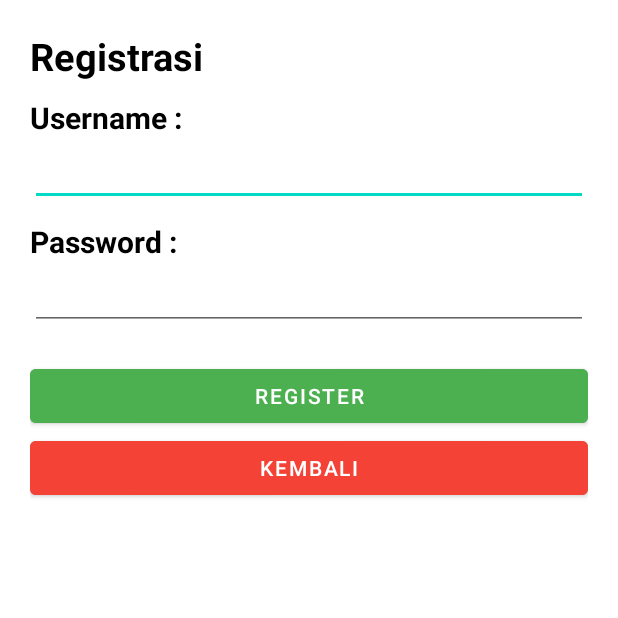
After one commit to faridazizw/BukuKasNusantara, an Android app: the RegisterActivity screen opened directly, with no data from a screen before it, on a phone screen of 412 x 824 dp, the top half of it. The commit adds this screen. Run offline under Robolectric (Android 15) with nearby library versions, the phone set to English and light mode, and no system bars.

Commit message:
all done

```diff
--- /dev/null
+++ b/app/src/main/java/com/faridaziz/sqlite1/RegisterActivity.kt
@@ -0,0 +1,67 @@
+package com.faridaziz.sqlite1
+
+import android.content.Intent
+import androidx.appcompat.app.AppCompatActivity
+import android.os.Bundle
+import android.view.View
+import android.widget.Button
+import android.widget.EditText
+import android.widget.Toast
+
+class RegisterActivity : AppCompatActivity(), View.OnClickListener {
+
+    lateinit var rg_username : EditText
+    lateinit var rg_password : EditText
+
+    override fun onCreate(savedInstanceState: Bundle?) {
+        super.onCreate(savedInstanceState)
+        setContentView(R.layout.activity_register)
+
+        rg_username  = findViewById(R.id.rg_username)
+        rg_password = findViewById(R.id.rg_password)
+
+        val btn_kembali : Button = findViewById(R.id.btn_kembali)
+        val btn_register : Button = findViewById(R.id.btn_simpanRegister)
+
+        btn_kembali.setOnClickListener(this)
+        btn_register.setOnClickListener(this)
+    }
+
+    override fun onClick(p0: View?) {
+        when (p0?.id){
+            R.id.btn_simpanRegister ->{
+                val db = Helper(this@RegisterActivity, null)
+
+                val username = rg_username.text.toString()
+                val password = rg_password.text.toString()
+
+                var isEmptyFields = false
+
+                if (username.isEmpty()) {
+                    isEmptyFields = true
+                    rg_username.error = "Masukan username anda"
+                }
+                if (password.isEmpty()) {
+                    isEmptyFields = true
+                    rg_password.error = "Masukan password anda"
+                }
+
+                if (!isEmptyFields) {
+
+                    db.addUser(username,password)
+
+                    Toast.makeText(
+                        this@RegisterActivity,
+                        "Registrasi Berhasil!",
+                        Toast.LENGTH_SHORT
+                    ).show()
+
+                    onBackPressed()
+                }
+            }
+            R.id.btn_kembali ->{
+                onBackPressed()
+            }
+        }
+    }
+}
--- a/app/src/main/res/layout/activity_pengaturan.xml
+++ b/app/src/main/res/layout/activity_pengaturan.xml
@@ -13,7 +13,7 @@
         android:layout_height="wrap_content"
         android:text="Pengaturan"
         android:textStyle="bold"
-        android:textSize="20dp"
+        android:textSize="25dp"
         android:textColor="@color/black"/>
 
     <TextView
--- /dev/null
+++ b/app/src/main/res/layout/activity_register.xml
@@ -0,0 +1,64 @@
+<?xml version="1.0" encoding="utf-8"?>
+<LinearLayout xmlns:android="http://schemas.android.com/apk/res/android"
+    xmlns:app="http://schemas.android.com/apk/res-auto"
+    xmlns:tools="http://schemas.android.com/tools"
+    android:layout_width="match_parent"
+    android:layout_height="match_parent"
+    tools:context=".TambahPemasukanActivity"
+    android:orientation="vertical"
+    android:layout_margin="20dp">
+
+    <TextView
+        android:layout_width="match_parent"
+        android:layout_height="wrap_content"
+        android:text="Registrasi"
+        android:textStyle="bold"
+        android:textSize="25dp"
+        android:textColor="@color/black"/>
+
+    <TextView
+        android:layout_width="match_parent"
+        android:layout_height="wrap_content"
+        android:text="Username :"
+        android:textStyle="bold"
+        android:textColor="@color/black"
+        android:textSize="20dp"
+        android:layout_marginTop="10dp"/>
+
+    <EditText
+        android:id="@+id/rg_username"
+        android:layout_width="match_parent"
+        android:layout_height="wrap_content"/>
+
+    <TextView
+        android:layout_width="match_parent"
+        android:layout_height="wrap_content"
+        android:text="Password :"
+        android:textStyle="bold"
+        android:textColor="@color/black"
+        android:textSize="20dp"
+        android:layout_marginTop="10dp"/>
+
+    <EditText
+        android:id="@+id/rg_password"
+        android:layout_width="match_parent"
+        android:layout_height="wrap_content"
+        android:inputType="textPassword"/>
+
+    <Button
+        android:id="@+id/btn_simpanRegister"
+        android:layout_width="match_parent"
+        android:layout_height="wrap_content"
+        android:layout_marginTop="20dp"
+        android:text="Register"
+        android:backgroundTint="#4CAF50"/>
+
+    <Button
+        android:id="@+id/btn_kembali"
+        android:layout_width="match_parent"
+        android:layout_height="wrap_content"
+        android:text="Kembali"
+        android:backgroundTint="#F44336"/>
+
+
+</LinearLayout>
```
Also changed, not shown: app/src/main/AndroidManifest.xml (+8 -6 lines), app/src/main/java/com/faridaziz/sqlite1/LoginActivity.kt (+98 -3 lines), app/src/main/java/com/faridaziz/sqlite1/helper/Helper.kt (+22 -0 lines), app/src/main/res/layout/activity_login.xml (+28 -1 lines).
